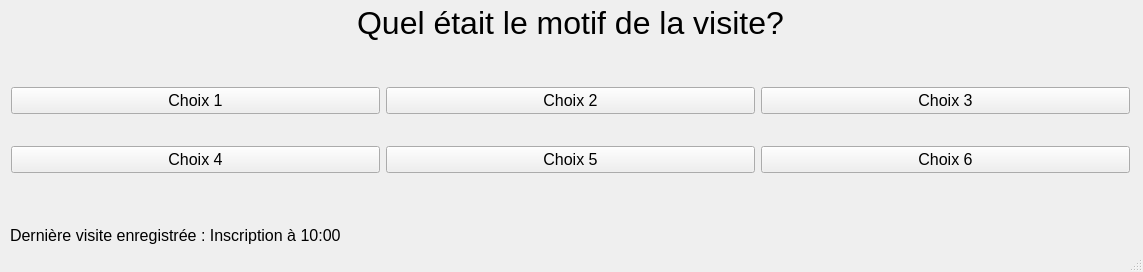
Qt form mainwindow.ui (david-dasilva/abcSurvey) before a commit.
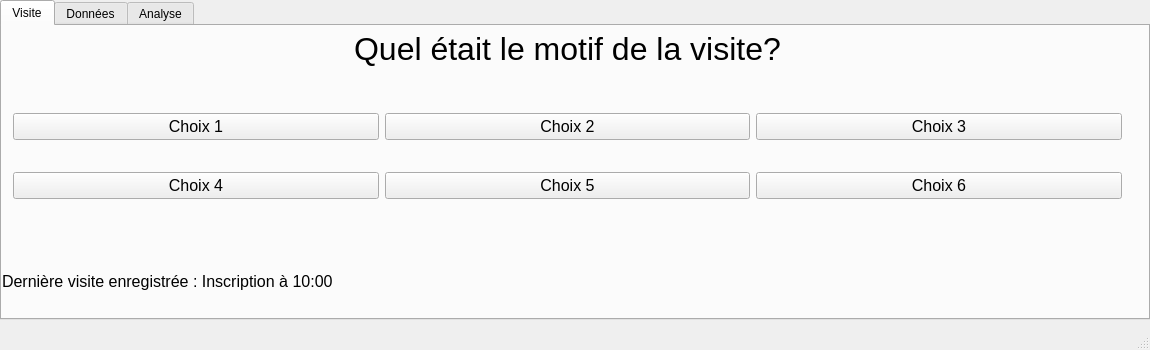
The same form after that commit.

Patch:
```diff
--- a/mainwindow.ui
+++ b/mainwindow.ui
@@ -6,65 +6,54 @@
    <rect>
     <x>0</x>
     <y>0</y>
-    <width>1143</width>
-    <height>272</height>
+    <width>1150</width>
+    <height>350</height>
    </rect>
   </property>
+  <property name="minimumSize">
+   <size>
+    <width>1150</width>
+    <height>350</height>
+   </size>
+  </property>
   <property name="windowTitle">
    <string>Sondage Abc</string>
   </property>
   <widget class="QWidget" name="centralWidget">
-   <widget class="QLabel" name="label">
+   <widget class="QTabWidget" name="tabWidget">
     <property name="geometry">
      <rect>
       <x>0</x>
       <y>0</y>
-      <width>1141</width>
-      <height>45</height>
+      <width>1150</width>
+      <height>320</height>
      </rect>
     </property>
     <property name="sizePolicy">
-     <sizepolicy hsizetype="Expanding" vsizetype="Fixed">
-      <horstretch>0</horstretch>
-      <verstretch>0</verstretch>
+     <sizepolicy hsizetype="Expanding" vsizetype="Expanding">
+      <horstretch>100</horstretch>
+      <verstretch>100</verstretch>
      </sizepolicy>
     </property>
-    <property name="font">
-     <font>
-      <pointsize>24</pointsize>
-     </font>
+    <property name="currentIndex">
+     <number>0</number>
     </property>
-    <property name="text">
-     <string>Quel était le motif de la visite?</string>
-    </property>
-    <property name="alignment">
-     <set>Qt::AlignCenter</set>
-    </property>
-   </widget>
-   <widget class="QLabel" name="resultLabel">
-    <property name="geometry">
-     <rect>
-      <x>10</x>
-      <y>220</y>
-      <width>1121</width>
-      <height>31</height>
-     </rect>
-    </property>
-    <property name="font">
-     <font>
-      <pointsize>12</pointsize>
-     </font>
-    </property>
-    <property name="text">
-     <string>Dernière visite enregistrée : Inscription à 10:00</string>
-    </property>
-   </widget>
+    <widget class="QWidget" name="tabRecord">
+     <property name="sizePolicy">
+      <sizepolicy hsizetype="Expanding" vsizetype="Expanding">
+       <horstretch>100</horstretch>
+       <verstretch>100</verstretch>
+      </sizepolicy>
+     </property>
+     <attribute name="title">
+      <string>Visite</string>
+     </attribute>
    <widget class="QWidget" name="verticalLayoutWidget">
     <property name="geometry">
      <rect>
       <x>0</x>
       <y>50</y>
-      <width>1141</width>
+        <width>1131</width>
       <height>161</height>
      </rect>
     </property>
@@ -159,6 +148,127 @@
       </layout>
      </item>
     </layout>
+     </widget>
+     <widget class="QLabel" name="titleTab1">
+      <property name="geometry">
+       <rect>
+        <x>0</x>
+        <y>0</y>
+        <width>1131</width>
+        <height>45</height>
+       </rect>
+      </property>
+      <property name="sizePolicy">
+       <sizepolicy hsizetype="Expanding" vsizetype="Fixed">
+        <horstretch>0</horstretch>
+        <verstretch>0</verstretch>
+       </sizepolicy>
+      </property>
+      <property name="font">
+       <font>
+        <pointsize>24</pointsize>
+       </font>
+      </property>
+      <property name="text">
+       <string>Quel était le motif de la visite?</string>
+      </property>
+      <property name="alignment">
+       <set>Qt::AlignCenter</set>
+      </property>
+     </widget>
+     <widget class="QLabel" name="resultLabel">
+      <property name="geometry">
+       <rect>
+        <x>0</x>
+        <y>240</y>
+        <width>1121</width>
+        <height>31</height>
+       </rect>
+      </property>
+      <property name="font">
+       <font>
+        <pointsize>12</pointsize>
+       </font>
+      </property>
+      <property name="text">
+       <string>Dernière visite enregistrée : Inscription à 10:00</string>
+      </property>
+     </widget>
+    </widget>
+    <widget class="QWidget" name="tabData">
+     <attribute name="title">
+      <string>Données</string>
+     </attribute>
+     <widget class="QLabel" name="titleTab2">
+      <property name="geometry">
+       <rect>
+        <x>0</x>
+        <y>0</y>
+        <width>1131</width>
+        <height>45</height>
+       </rect>
+      </property>
+      <property name="sizePolicy">
+       <sizepolicy hsizetype="Expanding" vsizetype="Fixed">
+        <horstretch>0</horstretch>
+        <verstretch>0</verstretch>
+       </sizepolicy>
+      </property>
+      <property name="font">
+       <font>
+        <pointsize>24</pointsize>
+       </font>
+      </property>
+      <property name="text">
+       <string>Données collectées</string>
+      </property>
+      <property name="alignment">
+       <set>Qt::AlignCenter</set>
+      </property>
+     </widget>
+     <widget class="QTableView" name="tableView">
+      <property name="geometry">
+       <rect>
+        <x>0</x>
+        <y>50</y>
+        <width>1141</width>
+        <height>241</height>
+       </rect>
+      </property>
+     </widget>
+    </widget>
+    <widget class="QWidget" name="tabAnalysis">
+     <attribute name="title">
+      <string>Analyse</string>
+     </attribute>
+     <widget class="QLabel" name="titleTab3">
+      <property name="geometry">
+       <rect>
+        <x>0</x>
+        <y>0</y>
+        <width>1131</width>
+        <height>45</height>
+       </rect>
+      </property>
+      <property name="sizePolicy">
+       <sizepolicy hsizetype="Expanding" vsizetype="Fixed">
+        <horstretch>0</horstretch>
+        <verstretch>0</verstretch>
+       </sizepolicy>
+      </property>
+      <property name="font">
+       <font>
+        <pointsize>24</pointsize>
+       </font>
+      </property>
+      <property name="text">
+       <string>Analyses</string>
+      </property>
+      <property name="alignment">
+       <set>Qt::AlignCenter</set>
+      </property>
+     </widget>
+    </widget>
    </widget>
   </widget>
   <widget class="QStatusBar" name="statusBar"/>
```
Lines whose indentation alone changed are shown as unchanged.
